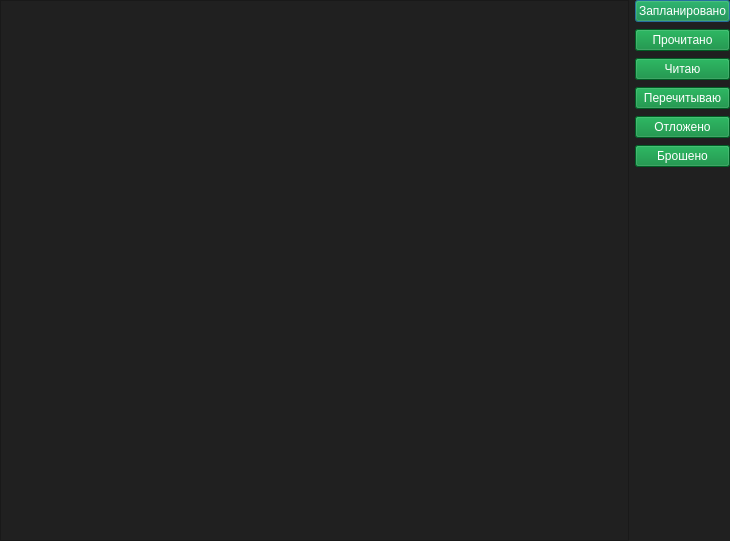
Qt form forms/desu_library.ui (brandonzorn/Nlight) before a commit.
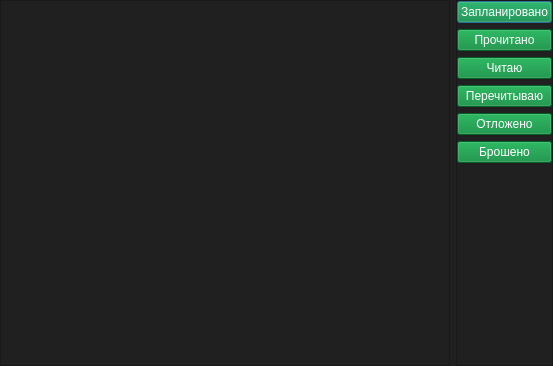
The same form after that commit.

What changed in the file:
```diff
--- a/forms/desu_library.ui
+++ b/forms/desu_library.ui
@@ -6,8 +6,8 @@
    <rect>
     <x>0</x>
     <y>0</y>
-    <width>730</width>
-    <height>541</height>
+    <width>553</width>
+    <height>366</height>
    </rect>
   </property>
   <property name="windowTitle">
@@ -480,11 +480,25 @@
     </widget>
    </item>
    <item>
-    <layout class="QVBoxLayout" name="verticalLayout_3">
-     <item>
+    <widget class="QFrame" name="lists_frame">
+     <property name="frameShape">
+      <enum>QFrame::StyledPanel</enum>
+     </property>
+     <property name="frameShadow">
+      <enum>QFrame::Raised</enum>
+     </property>
       <layout class="QVBoxLayout" name="verticalLayout">
-       <property name="spacing">
-        <number>7</number>
+      <property name="leftMargin">
+       <number>0</number>
+      </property>
+      <property name="topMargin">
+       <number>0</number>
+      </property>
+      <property name="rightMargin">
+       <number>0</number>
+      </property>
+      <property name="bottomMargin">
+       <number>0</number>
        </property>
        <item>
         <widget class="QPushButton" name="b_planned">
@@ -552,8 +566,6 @@
          </property>
         </widget>
        </item>
-      </layout>
-     </item>
      <item>
       <spacer name="verticalSpacer">
        <property name="orientation">
@@ -561,13 +573,14 @@
        </property>
        <property name="sizeHint" stdset="0">
         <size>
-         <width>20</width>
-         <height>40</height>
+          <width>94</width>
+          <height>181</height>
         </size>
        </property>
       </spacer>
      </item>
     </layout>
+    </widget>
    </item>
   </layout>
  </widget>
```
Lines whose indentation alone changed are shown as unchanged.
